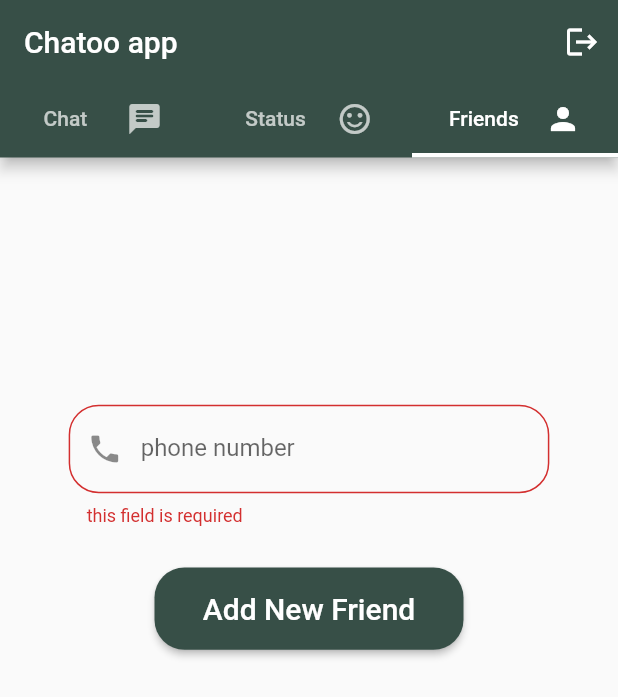
After one commit to ahmedsaleh1998/chato_app, a Flutter app: the screen it shows once a user with an empty profile is signed in, tab 3 chosen, after a tap on "Add New Friend", on a phone screen of 412 x 824 dp. The commit adds this screen. Shown: the top 697 px of the screen. Run offline on Flutter 3.47's test engine with Material 2 defaults, Android fonts, the phone set to English and light mode, and no system bars; our stand-ins replace cloud_firestore, firebase_auth, firebase_core; accounts and stored records are empty.

Commit message:
chatpag with firebase
add frinds firebase  chanage many chinget and view ym frindes in list view.builder

```diff
--- a/chatoapp/lib/forgetpassword.dart
+++ b/chatoapp/lib/forgetpassword.dart
@@ -1,6 +1,7 @@
 import 'dart:ui';
 
 import 'package:chato_app/signup.dart';
+import 'package:firebase_auth/firebase_auth.dart';
 import 'package:flutter/material.dart';
 import 'package:chato_app/w_and_h.dart';
 
@@ -10,8 +11,9 @@ class forgetpass extends StatefulWidget {
 }
 
 class _forgetpassState extends State<forgetpass> {
-  final _formKey = GlobalKey<FormState>();
-  GlobalKey scafolindexkey = GlobalKey<ScaffoldState>();
+  final _formKeyforget = GlobalKey<FormState>();
+  GlobalKey scafolgforget = GlobalKey<ScaffoldState>();
+  FirebaseAuth instance = FirebaseAuth.instance;
   @override
   Widget build(BuildContext context) {
     TextEditingController email = TextEditingController();
@@ -23,7 +25,7 @@ class _forgetpassState extends State<forgetpass> {
       debugShowCheckedModeBanner: false,
       title: 'forgetpassword',
       home: Scaffold(
-        key: scafolindexkey,
+        key: scafolgforget,
         body: Container(
           width: get_width(context) / 1.1,
           height: get_height(context),
@@ -37,7 +39,7 @@ class _forgetpassState extends State<forgetpass> {
                     primaryColorDark: Colors.red,
                   ),
                   child: Form(
-                    key: _formKey,
+                    key: _formKeyforget,
                     child: Column(
                       children: [
                         Padding(
@@ -84,12 +86,17 @@ class _forgetpassState extends State<forgetpass> {
                                 width: get_width(context) / 2,
                                 height: get_height(context) / 15,
                                 child: RaisedButton(
-                                  onPressed: () {
-                                    if (_formKey.currentState.validate()) {
+                                  onPressed: () async {
+                                    if (_formKeyforget.currentState
+                                        .validate()) {
                                       setState(() {
                                         e_mail = email.text;
                                       });
                                     }
+                                    try {
+                                      await instance.sendPasswordResetEmail(
+                                          email: e_mail);
+                                    } catch (e) {}
                                   },
                                   child: Text(
                                     'Reset Password',
--- a/chatoapp/lib/homepage.dart
+++ /dev/null
@@ -1,35 +0,0 @@
-import 'package:chato_app/login.dart';
-import 'package:firebase_auth/firebase_auth.dart';
-import 'package:flutter/material.dart';
-
-class HomePage extends StatefulWidget {
-  @override
-  _HomePageState createState() => _HomePageState();
-}
-
-class _HomePageState extends State<HomePage> {
-  FirebaseAuth instance = FirebaseAuth.instance;
-  @override
-  Widget build(BuildContext context) {
-    return MaterialApp(
-        debugShowCheckedModeBanner: false,
-        title: "home",
-        home: Scaffold(
-          appBar: AppBar(
-            title: Text('Chato App'),
-            centerTitle: true,
-            actions: [
-              //BackButtonIcon(),
-              IconButton(
-                  icon: Icon(Icons.logout),
-                  onPressed: () async {
-                    await instance.signOut();
-                    Navigator.push(context,
-                        MaterialPageRoute(builder: (context) => Login()));
-                  }),
-            ],
-          ),
-          body: Container(),
-        ));
-  }
-}
--- /dev/null
+++ b/chatoapp/lib/hometabs.dart
@@ -0,0 +1,83 @@
+import 'package:chato_app/login.dart';
+import 'package:chato_app/tabsview/addfrindview.dart';
+import 'package:chato_app/tabsview/chatview.dart';
+import 'package:chato_app/tabsview/chatview2.dart';
+import 'package:chato_app/tabsview/statusview.dart';
+import 'package:firebase_auth/firebase_auth.dart';
+import 'package:flutter/material.dart';
+
+class hometabs extends StatefulWidget {
+  @override
+  _hometabsState createState() => _hometabsState();
+}
+
+class _hometabsState extends State<hometabs> {
+  FirebaseAuth instance = FirebaseAuth.instance;
+  @override
+  Widget build(BuildContext context) {
+    return MaterialApp(
+      debugShowCheckedModeBanner: false,
+      home: DefaultTabController(
+        length: 3,
+        child: Scaffold(
+          appBar: AppBar(
+            backgroundColor: Color.fromRGBO(55, 79, 71, 1.0),
+            title: Text('Chatoo app'),
+            centerTitle: false,
+            actions: [
+              //BackButtonIcon(),
+              IconButton(
+                  icon: Icon(Icons.logout),
+                  onPressed: () async {
+                    await instance.signOut();
+                    Navigator.push(context,
+                        MaterialPageRoute(builder: (context) => Login()));
+                  }),
+            ],
+            bottom: TabBar(
+              isScrollable: false,
+              indicatorColor: Colors.white,
+              indicatorWeight: 3,
+              tabs: [
+                Tab(
+                  child: Row(
+                    mainAxisAlignment: MainAxisAlignment.spaceAround,
+                    children: [
+                      Text('Chat'),
+                      Icon(Icons.chat_rounded),
+                    ],
+                  ),
+                ),
+                Tab(
+                  child: Row(
+                    mainAxisAlignment: MainAxisAlignment.spaceAround,
+                    children: [
+                      Text('Status'),
+                      Icon(Icons.sentiment_satisfied_outlined),
+                    ],
+                  ),
+                ),
+                Tab(
+                  child: Row(
+                    mainAxisAlignment: MainAxisAlignment.spaceAround,
+                    children: [
+                      Text('Friends'),
+                      Icon(Icons.person),
+                    ],
+                  ),
+                ),
+              ],
+            ),
+          ),
+          body: TabBarView(
+            children: [
+              Chat_page2(),
+              Status_page(),
+              Add_friend(),
+            ],
+          ),
+        ),
+      ),
+    );
+  }
+}
--- a/chatoapp/lib/login.dart
+++ b/chatoapp/lib/login.dart
@@ -1,7 +1,8 @@
 import 'dart:ui';
 
 import 'package:chato_app/forgetpassword.dart';
-import 'package:chato_app/homepage.dart';
+
+import 'package:chato_app/hometabs.dart';
 import 'package:chato_app/signup.dart';
 import 'package:firebase_auth/firebase_auth.dart';
 import 'package:flutter/material.dart';
@@ -22,7 +23,7 @@ class _LoginState extends State<Login> {
     instance.authStateChanges().listen((User user) {
       if (user != null) {
         Navigator.push(
-            context, MaterialPageRoute(builder: (context) => HomePage()));
+            context, MaterialPageRoute(builder: (context) => hometabs()));
       }
     });
   }
@@ -64,7 +65,7 @@ class _LoginState extends State<Login> {
                       children: [
                         Padding(
                           padding: const EdgeInsets.only(top: 10),
-                          child: Text('Login', style: TextStyle(fontSize: 30)),
+                          child: Text('Log in', style: TextStyle(fontSize: 30)),
                         ),
                         SizedBox(
                           width: get_width(context),
@@ -143,14 +144,14 @@ class _LoginState extends State<Login> {
                                             context,
                                             MaterialPageRoute(
                                                 builder: (context) =>
-                                                    HomePage()));
+                                                    hometabs()));
                                       } catch (e) {
                                         showsnackbaaar(context);
                                       }
                                     }
                                   },
                                   child: Text(
-                                    'Login',
+                                    'Log in',
                                     style: TextStyle(
                                         fontSize: 20, color: Colors.white),
                                   ),
--- a/chatoapp/lib/main.dart
+++ b/chatoapp/lib/main.dart
@@ -1,4 +1,4 @@
-import 'package:chato_app/homepage.dart';
+import 'package:chato_app/hometabs.dart';
 import 'package:chato_app/login.dart';
 import 'package:firebase_auth/firebase_auth.dart';
 import 'package:firebase_core/firebase_core.dart';
@@ -28,7 +28,7 @@ class _MyAppState extends State<MyApp> {
             context, MaterialPageRoute(builder: (context) => Login()));
       } else {
         Navigator.push(
-            context, MaterialPageRoute(builder: (context) => HomePage()));
+            context, MaterialPageRoute(builder: (context) => hometabs()));
       }
     });
   }
--- /dev/null
+++ b/chatoapp/lib/models/massagemode.dart
@@ -0,0 +1,6 @@
+class Massage {
+  String content;
+  DateTime time;
+  String sender;
+  String resever;
+}
--- a/chatoapp/lib/models/usermodel.dart
+++ b/chatoapp/lib/models/usermodel.dart
@@ -4,5 +4,8 @@ class user {
   String description;
   num phone;
   String image;
-  user({this.username, this.description, this.image, this.phone, this.email});
+
+  String id;
+  user(this.username, this.description, this.image, this.phone, this.email,
+      this.id);
 }
--- /dev/null
+++ b/chatoapp/lib/tabsview/addfrindview.dart
@@ -0,0 +1,151 @@
+import 'package:chato_app/models/usermodel.dart';
+import 'package:chato_app/selectdata/add_n_f.dart';
+import 'package:chato_app/w_and_h.dart';
+import 'package:cloud_firestore/cloud_firestore.dart';
+import 'package:firebase_auth/firebase_auth.dart';
+import 'package:flutter/material.dart';
+import 'package:flutter/services.dart';
+
+class Add_friend extends StatefulWidget {
+  @override
+  _Add_friendState createState() => _Add_friendState();
+}
+
+class _Add_friendState extends State<Add_friend> {
+  TextEditingController phonenumber = TextEditingController();
+  num phone_number = 0;
+  final _formKey_addfriend = GlobalKey<FormState>();
+  FirebaseAuth instance = FirebaseAuth.instance;
+  String x;
+  String x2;
+
+  @override
+  Widget build(BuildContext context) {
+    var currentu = instance.currentUser.uid;
+    getanothedata() async {}
+
+    setanotherdata() async {
+      var ff = await FirebaseFirestore.instance
+          .collection('users')
+          .doc(currentu)
+          .get();
+      FirebaseFirestore.instance
+          .collection('users')
+          .doc(x2)
+          .collection('frindes')
+          .doc(currentu)
+          .set({
+        'username': ff['username'],
+        'id': ff['id'],
+        'email': ff['email'],
+        'phone': ff['phone'],
+        'image': ff['image'],
+        'description': ff['description']
+//             });
+//           }
+// ///////////////////////////////////////////////////part 2/////////
+
+// /////////////////////////////////////////////////////////
+//         });
+      });
+    }
+
+    return Container(
+      width: get_width(context),
+      height: get_height(context),
+      child: ListView(
+        children: [
+          Padding(
+            padding: EdgeInsets.only(
+                top: get_height(context) / 5,
+                right: get_width(context) / 9,
+                left: get_width(context) / 9),
+            child: Form(
+                key: _formKey_addfriend,
+                child: Column(
+                  children: [
+                    TextFormField(
+                        keyboardType: TextInputType.number,
+                        inputFormatters: <TextInputFormatter>[
+                          FilteringTextInputFormatter.digitsOnly
+                        ],
+                        controller: phonenumber,
+                        decoration: InputDecoration(
+                          prefixIcon: Icon(Icons.phone),
+                          labelText: 'phone number',
+                          border: OutlineInputBorder(
+                            borderRadius: BorderRadius.circular(20),
+                          ),
+                          disabledBorder: OutlineInputBorder(
+                              borderRadius: BorderRadius.circular(20)),
+                        ),
+                        validator: (value) {
+                          if (value.isEmpty || value == "") {
+                            return 'this field is required';
+                          }
+                          return null;
+                        }),
+
+                    /////////////////////////////////
+                    SizedBox(
+                      width: get_width(context) / 4,
+                      height: get_height(context) / 30,
+                    ),
+                    SizedBox(
+                      width: get_width(context) / 2,
+                      height: get_height(context) / 15,
+                      child: RaisedButton(
+                        onPressed: () async {
+                          if (_formKey_addfriend.currentState.validate()) {
+                            setState(() {
+                              phone_number = int.parse(phonenumber.text);
+                            });
+                          }
+                          try {
+                            await FirebaseFirestore.instance
+                                .collection('users')
+                                .get()
+                                .then((QuerySnapshot querySnapshot) {
+                              querySnapshot.docs.forEach((doc) {
+                                if (doc['phone'] == phone_number) {
+                                  setState(() {
+                                    x = doc['id'];
+                                    x2 = x;
+                                  });
+                                  FirebaseFirestore.instance
+                                      .collection('users')
+                                      .doc(instance.currentUser.uid)
+                                      .collection('frindes')
+                                      .doc(x)
+                                      .set({
+                                    'username': doc['username'],
+                                    'id': doc['id'],
+                                    'email': doc['email'],
+                                    'phone': doc['phone'],
+                                    'image': doc['image'],
+                                    'description': doc['description']
+                                  });
+                                }
+                              });
+                            });
+                            setanotherdata();
+                          } catch (e) {}
+                        },
+                        child: Text(
+                          'Add New Friend',
+                          style: TextStyle(fontSize: 20, color: Colors.white),
+                        ),
+                        shape: RoundedRectangleBorder(
+                          borderRadius: BorderRadius.circular(20),
+                        ),
+                        color: Color.fromRGBO(55, 79, 71, 1.0),
+                      ),
+                    ),
+                  ],
+                )),
+          )
+        ],
+      ),
+    );
+  }
+}
--- /dev/null
+++ b/chatoapp/lib/tabsview/chatview2.dart
@@ -0,0 +1,74 @@
+import 'package:chato_app/w_and_h.dart';
+import 'package:cloud_firestore/cloud_firestore.dart';
+import 'package:firebase_auth/firebase_auth.dart';
+import 'package:flutter/material.dart';
+import 'package:chato_app/selectdata/add_n_f.dart';
+
+class Chat_page2 extends StatefulWidget {
+  @override
+  _Chat_page2State createState() => _Chat_page2State();
+}
+
+class _Chat_page2State extends State<Chat_page2> {
+  var instance_uid = FirebaseAuth.instance.currentUser.uid;
+
+  @override
+  Widget build(BuildContext context) {
+    return StreamBuilder<QuerySnapshot>(
+        stream: FirebaseFirestore.instance
+            .collection('users')
+            .doc(instance_uid)
+            .collection('frindes')
+            .snapshots(),
+        builder: (BuildContext context, AsyncSnapshot<QuerySnapshot> snapshot) {
+          if (snapshot.hasError) {
+            return Text('Something went wrong');
+          }
+
+          if (snapshot.connectionState == ConnectionState.waiting) {
+            return Center(
+              child: CircularProgressIndicator(),
+            );
+          }
+
+          return new ListView.builder(
+              itemCount: snapshot.data.docs.length,
+              itemBuilder: (context, index) {
+                return GestureDetector(
+                  child: SizedBox(
+                    width: get_width(context),
+                    height: get_height(context) / 10,
+                    child: Card(
+                      child: Row(
+                        mainAxisAlignment: MainAxisAlignment.spaceBetween,
+                        children: [
+                          Padding(
+                            padding: const EdgeInsets.only(left: 8.0),
+                            child: Column(
+                              mainAxisAlignment: MainAxisAlignment.spaceAround,
+                              crossAxisAlignment: CrossAxisAlignment.center,
+                              children: [
+                                Text(snapshot.data.docs[index]
+                                    .data()['username']),
+                                Text(snapshot.data.docs[index]
+                                    .data()['description']),
+                              ],
+                            ),
+                          ),
+                          Padding(
+                            padding: const EdgeInsets.only(right: 8.0),
+                            child: CircleAvatar(
+                              radius: get_height(context) / 25,
+                              backgroundImage: NetworkImage(
+                                  snapshot.data.docs[index].data()['image']),
+                            ),
+                          )
+                        ],
+                      ),
+                    ),
+                  ),
+                );
+              });
+        });
+  }
+}
--- /dev/null
+++ b/chatoapp/lib/tabsview/statusview.dart
@@ -0,0 +1,17 @@
+import 'package:chato_app/w_and_h.dart';
+import 'package:flutter/material.dart';
+
+class Status_page extends StatefulWidget {
+  @override
+  _Status_pageState createState() => _Status_pageState();
+}
+
+class _Status_pageState extends State<Status_page> {
+  @override
+  Widget build(BuildContext context) {
+    return Container(
+      width: get_width(context),
+      height: get_height(context),
+    );
+  }
+}
```
Also changed, not shown: chatoapp/lib/selectdata/add_n_f.dart (added, +94 -0 lines), chatoapp/lib/signup.dart (+24 -8 lines), chatoapp/lib/tabsview/chatview.dart (added, +106 -0 lines).
